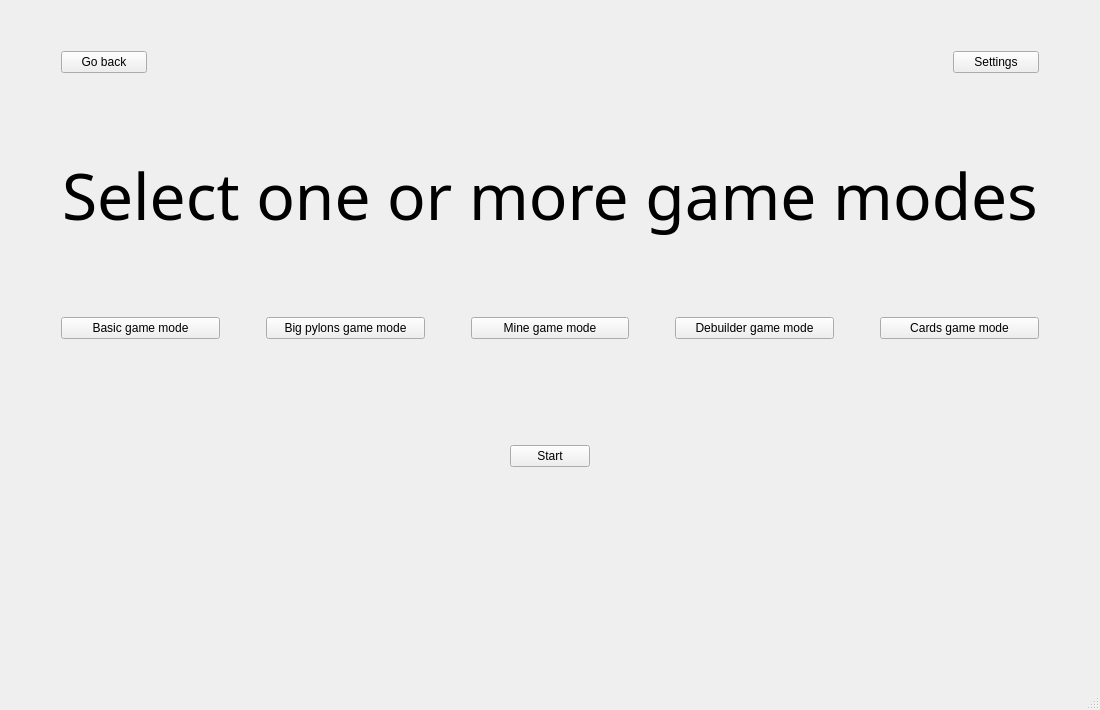
The window that GUI/GameModeWindow.ui (Offuru/Left-4-Code) describes before a commit, drawn with Qt 5.
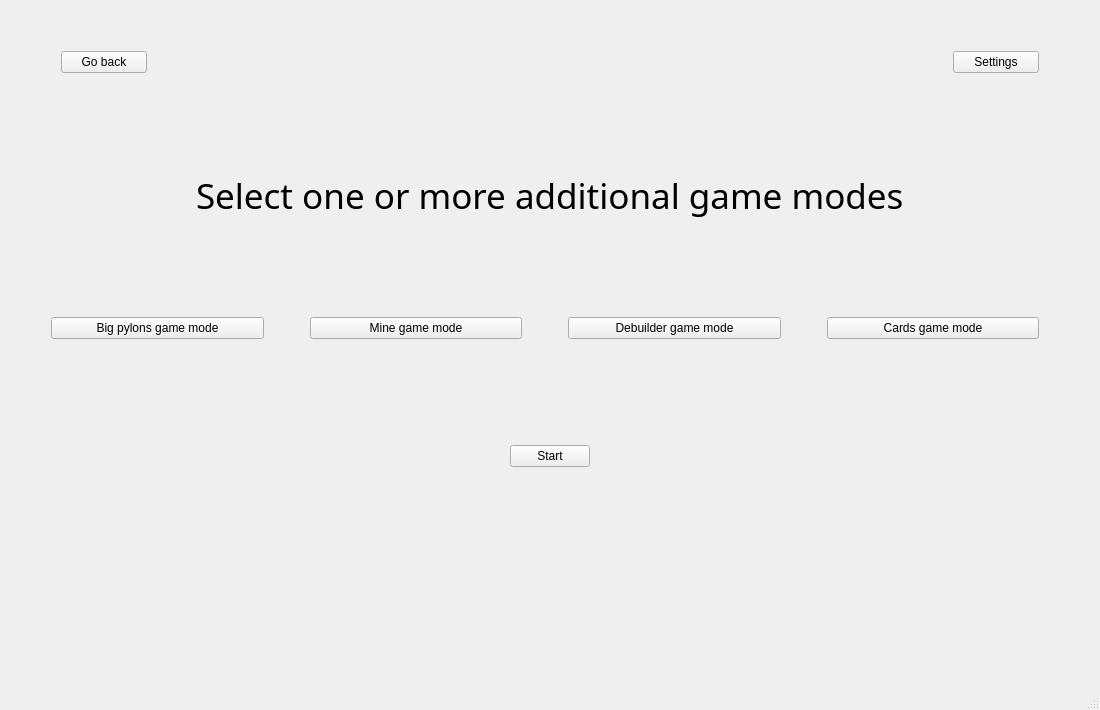
The same window after the commit.

Commit message: Added connections for game mode buttons Changed auto connections to manual connections

What changed in the file:
```diff
--- a/GUI/GameModeWindow.ui
+++ b/GUI/GameModeWindow.ui
@@ -105,11 +105,11 @@
       <property name="font">
        <font>
         <family>Tw Cen MT</family>
-        <pointsize>48</pointsize>
+        <pointsize>26</pointsize>
        </font>
       </property>
       <property name="text">
-       <string>Select one or more game modes</string>
+       <string>Select one or more additional game modes</string>
       </property>
      </widget>
     </item>
@@ -118,29 +118,6 @@
     </item>
     <item>
      <layout class="QHBoxLayout" name="horizontalLayout">
-      <item>
-       <spacer name="horizontalSpacer_8">
-        <property name="orientation">
-         <enum>Qt::Horizontal</enum>
-        </property>
-        <property name="sizeType">
-         <enum>QSizePolicy::Fixed</enum>
-        </property>
-        <property name="sizeHint" stdset="0">
-         <size>
-          <width>50</width>
-          <height>20</height>
-         </size>
-        </property>
-       </spacer>
-      </item>
-      <item>
-       <widget class="QPushButton" name="basicGMButton">
-        <property name="text">
-         <string>Basic game mode</string>
-        </property>
-       </widget>
-      </item>
       <item>
        <spacer name="horizontalSpacer">
         <property name="orientation">
```
The commit also changes 9 other files.
